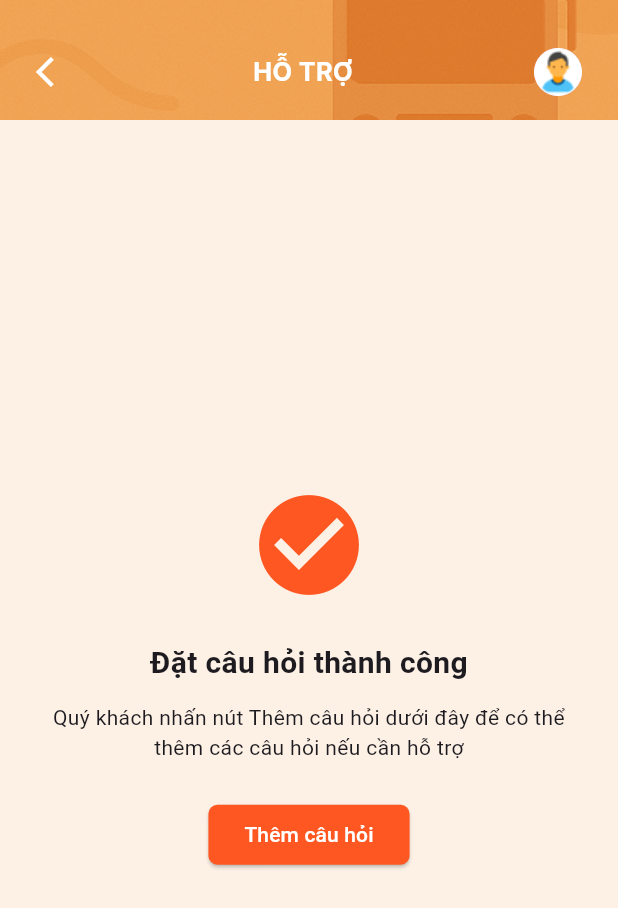
After one commit to BaoNguyen20040407/MobileNC_AppBanVeXe_Web, a Flutter app: the SuccessPage screen opened directly, on a phone screen of 412 x 824 dp. The commit adds this screen. Shown: the top 908 px of the screen. Run offline on Flutter 3.47's test engine with Material 3 defaults, Android fonts, the phone set to English and light mode, and no system bars; our stand-ins replace image_picker, shared_preferences; accounts and stored records are empty.

Commit message:
Thành xong support

```diff
--- /dev/null
+++ b/lib/data/qna.json
@@ -0,0 +1,34 @@
+[
+    {
+        "question": "Làm sao để đổi vé? 🆕",
+        "answer": "Quý Khách vui lòng liên lạc với số điện thoại 02843512123 hoặc Email của nhà xe để được hỗ trợ thủ tục hoàn vé."
+    },
+    {
+        "question": "Tôi quên mật khẩu?",
+        "answer": "Nhấn vào mục 'Quên mật khẩu' để đặt lại mật khẩu qua Email hoặc số điện thoại."
+    },
+    {
+        "question": "Mang được mấy ký hành lý? 💬",
+        "answer": "Quý khách được phép mang theo 10kg hành lý mà không phải trả thêm tiền. Tuy nhiên nếu mang trên 10kg, quý khách phải trả thêm 50.000/ 1kg dư thêm. "
+    },
+    {
+        "question": "Nhà xe có hỗ trợ đổi lịch?",
+        "answer": "Không"
+    },
+    {
+        "question": "Có thể hoàn tiền vé không?",
+        "answer": "Không"
+    },
+    {
+        "question": "Tôi không nhận được vé điện tử?",
+        "answer": "Chịu"
+    },
+    {
+        "question": "Đổi vé thế nào?",
+        "answer": "Không biết"
+    },
+    {
+        "question": "Làm sao để đổi hoặc huỷ vé đã đặt?",
+        "answer": "Không"
+    }
+]
--- a/lib/main.dart
+++ b/lib/main.dart
@@ -2,6 +2,7 @@ import 'dart:io';
 import 'package:flutter/material.dart';
 import 'package:giao_dien_1/view/auth/splash_screen.dart';
 import 'package:giao_dien_1/view/profile/profile_screen.dart';
+import 'package:giao_dien_1/view/support/support.dart';
 
 
 void main() {
@@ -19,7 +20,7 @@ class MyApp extends StatelessWidget {
       theme: ThemeData(
         primarySwatch: Colors.deepOrange,
       ),
-      home: SplashScreen(),
+      home: SupportPage(),
     );
   }
 }
--- /dev/null
+++ b/lib/view/support/support_success.dart
@@ -0,0 +1,50 @@
+import 'package:flutter/material.dart';
+import 'package:giao_dien_1/widget/appbar_profile.dart';
+
+class SuccessPage extends StatelessWidget {
+  @override
+  Widget build(BuildContext context) {
+    return Scaffold(
+      backgroundColor: Color(0xFFFDF1E6),
+      appBar: AppBarProfile(title: 'HỖ TRỢ'),
+      body: Center(
+        child: Column(
+          mainAxisAlignment: MainAxisAlignment.center,
+          children: [
+            Icon(Icons.check_circle,
+                size: 80, color: Color(0xFFFF5722)),
+            SizedBox(height: 24),
+            Text(
+              'Đặt câu hỏi thành công',
+              style: TextStyle(
+                fontSize: 20,
+                fontWeight: FontWeight.bold,
+              ),
+            ),
+            SizedBox(height: 12),
+            Padding(
+              padding: const EdgeInsets.symmetric(horizontal: 32.0),
+              child: Text(
+                'Quý khách nhấn nút Thêm câu hỏi dưới đây để có thể thêm các câu hỏi nếu cần hỗ trợ',
+                textAlign: TextAlign.center,
+              ),
+            ),
+            SizedBox(height: 24),
+            ElevatedButton(
+              style: ElevatedButton.styleFrom(
+                backgroundColor: Color(0xFFFF5722),
+                shape: RoundedRectangleBorder(
+                  borderRadius: BorderRadius.circular(6),
+                ),
+              ),
+              onPressed: () {
+                Navigator.pop(context);
+              },
+              child: Text('Thêm câu hỏi',style: TextStyle(color: Colors.white)),
+            ),
+          ],
+        ),
+      ),
+    );
+  }
+}
--- a/pubspec.yaml
+++ b/pubspec.yaml
@@ -25,6 +25,7 @@ flutter:
   assets:
     - assets/image/
     - assets/data/
+    - lib/data/qna.json
 
   fonts:
     - family: Inter
```
Also changed, not shown: lib/view/support/support.dart (+27 -10 lines), lib/view/support/support_answer_page.dart (added, +144 -0 lines), lib/view/support/support_loading.dart (added, +44 -0 lines), assets/image/bitexco.png (added), pubspec.lock.
